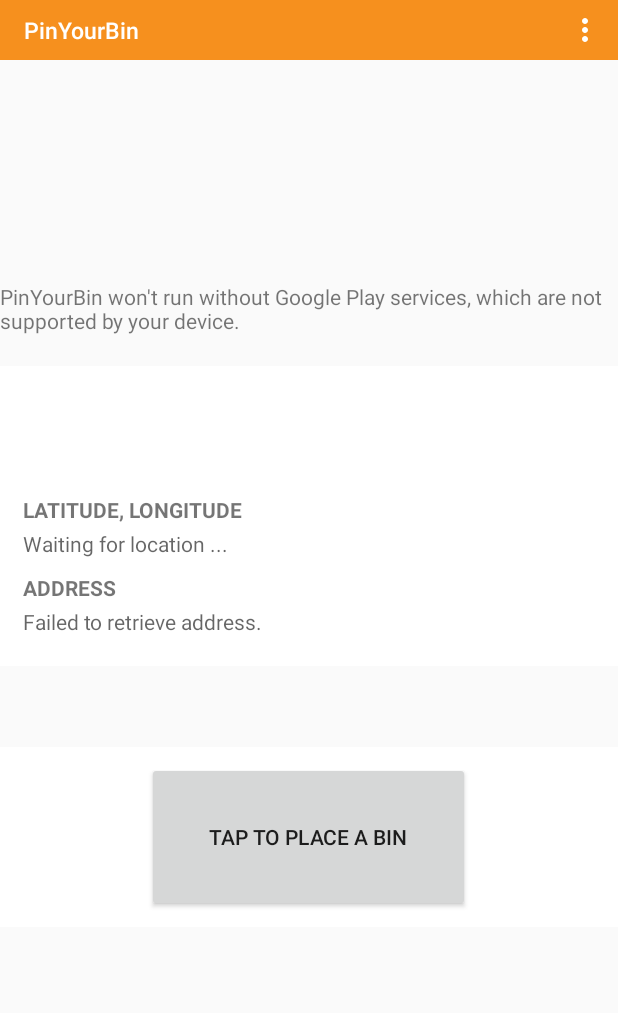
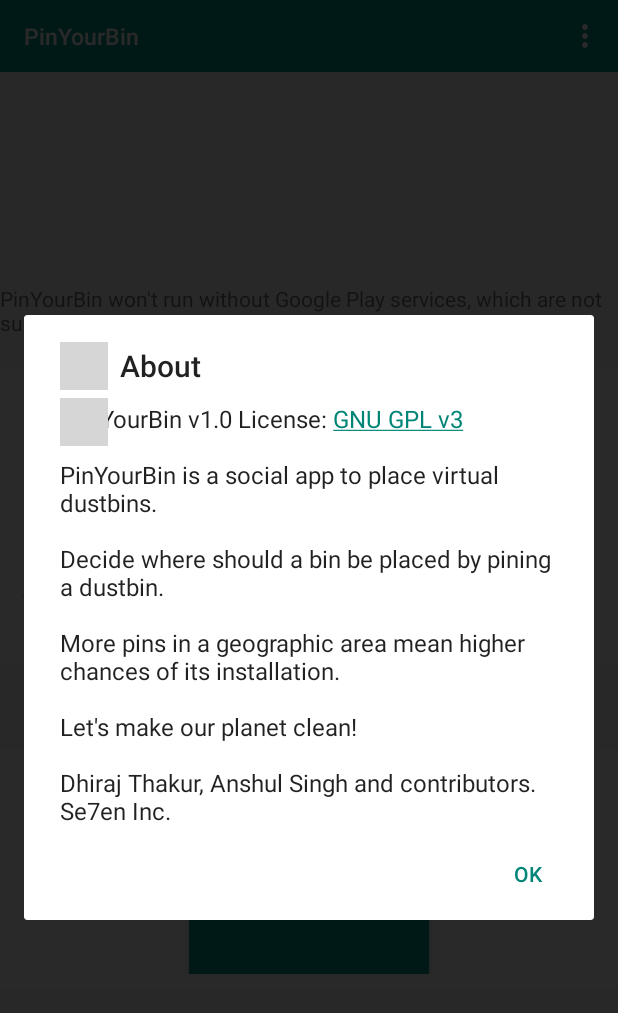
Before and after one commit to dhirajt/PinYourBin, an Android app: the screen it shows after launch (MainActivity), in the options menu, after a tap on "About", on a phone screen of 412 x 824 dp. Shown: the top 1013 px of the screen. Run offline under Robolectric (Android 15) with nearby library versions, the phone set to English and light mode, and no system bars; libraries missing offline, so code that uses them is left out: com.squareup.okhttp; 3 statements that could not run were skipped; grey boxes are pictures that could not be loaded.

```diff
--- a/app/build.gradle
+++ b/app/build.gradle
@@ -6,7 +6,7 @@ android {
 
     defaultConfig {
         applicationId "com.pinyourbin.pinyourbin"
-        minSdkVersion 10
+        minSdkVersion 11
         targetSdkVersion 21
         versionCode 1
         versionName "1.0"
--- a/app/src/main/java/com/pinyourbin/pinyourbin/MainActivity.java
+++ b/app/src/main/java/com/pinyourbin/pinyourbin/MainActivity.java
@@ -2,19 +2,24 @@ package com.pinyourbin.pinyourbin;
 
 import android.app.AlertDialog;
 import android.content.ContentValues;
+import android.content.Context;
 import android.content.DialogInterface;
 import android.database.Cursor;
 import android.database.sqlite.SQLiteDatabase;
 import android.location.Address;
 import android.location.Geocoder;
 import android.location.Location;
+import android.net.ConnectivityManager;
+import android.net.NetworkInfo;
 import android.os.AsyncTask;
 import android.os.Bundle;
 import android.os.Handler;
 import android.os.Message;
+import android.support.v7.app.ActionBar;
 import android.support.v7.app.ActionBarActivity;
 import android.view.Menu;
 import android.view.MenuInflater;
+import android.view.MenuItem;
 import android.view.View;
 import android.widget.Button;
 import android.widget.TextView;
@@ -29,6 +34,7 @@ import com.google.android.gms.maps.CameraUpdateFactory;
 import com.google.android.gms.maps.GoogleMap;
 import com.google.android.gms.maps.MapFragment;
 import com.google.android.gms.maps.OnMapReadyCallback;
+import com.google.android.gms.maps.model.BitmapDescriptorFactory;
 import com.google.android.gms.maps.model.LatLng;
 import com.google.android.gms.maps.model.MarkerOptions;
 import com.pinyourbin.pinyourbin.PYBDbSchema.BinEntry;
@@ -70,7 +76,7 @@ public class MainActivity extends ActionBarActivity implements LocationListener,
     private static int FASTEST_INTERVAL = 5000; // 5 sec
     private static int DISPLACEMENT = 10; // 10 meters
 
-    private static String PYBBackendURL = "http://10.0.2.2:5000/save/location/"; //host url (android studio->localhost)
+    private static String PYBBackendURL = "http://128.199.93.193//save/location/"; //host url (android studio->localhost)
     private final OkHttpClient client = new OkHttpClient();
 
     DeviceInterface device = DeviceInterface.getDeviceInterface();
@@ -88,10 +94,14 @@ public class MainActivity extends ActionBarActivity implements LocationListener,
     @Override
     protected void onCreate(Bundle savedInstanceState) {
         super.onCreate(savedInstanceState);
+
         setContentView(R.layout.activity_main);
 
-        getSupportActionBar().setDisplayHomeAsUpEnabled(false);
-        getSupportActionBar().setHomeButtonEnabled(false);
+        ActionBar actionBar = getSupportActionBar();
+        actionBar.setHomeButtonEnabled(false);
+        actionBar.setDisplayHomeAsUpEnabled(false);
+        // actionBar.setDisplayShowHomeEnabled(true);
+        // actionBar.setIcon(R.drawable.ic_action_bar_icon);
 
         locationText = (TextView) findViewById(R.id.locationText);
         locationAddressText = (TextView) findViewById(R.id.locationAddressText);
@@ -153,10 +163,55 @@ public class MainActivity extends ActionBarActivity implements LocationListener,
 
     @Override
     public boolean onCreateOptionsMenu(Menu menu) {
-    // Inflate the menu items for use in the action bar
+        // Inflate the menu items for use in the action bar
         MenuInflater inflater = getMenuInflater();
         inflater.inflate(R.menu.main_activity_actions, menu);
         return super.onCreateOptionsMenu(menu);
+    }
+
+    @Override
+    public boolean onOptionsItemSelected(MenuItem item) {
+        // Handle item selection
+        switch (item.getItemId()) {
+            case R.id.action_help:
+                showHowItWorks();
+                return true;
+            case R.id.action_about:
+                showAbout();
+                return true;
+            default:
+                return super.onOptionsItemSelected(item);
+        }
+    }
+
+    private void showAbout() {
+        AlertDialog.Builder builder = new AlertDialog.Builder(this);
+        builder.setTitle(R.string.about_title)
+                .setMessage(R.string.about_message)
+                .setCancelable(false)
+                .setPositiveButton("OK", new DialogInterface.OnClickListener() {
+                    public void onClick(final DialogInterface dialog, @SuppressWarnings("unused") final int id) {
+                        dialog.cancel();
+                    }
+                })
+                .setIcon(R.drawable.ic_action_bar_icon);
+        final AlertDialog alert = builder.create();
+        alert.show();
+    }
+
+    private void showHowItWorks() {
+        AlertDialog.Builder builder = new AlertDialog.Builder(this);
+        builder.setTitle(R.string.howitworks_title)
+                .setMessage(R.string.howitworks_message)
+                .setCancelable(false)
+                .setPositiveButton("OK", new DialogInterface.OnClickListener() {
+                    public void onClick(final DialogInterface dialog, @SuppressWarnings("unused") final int id) {
+                        dialog.cancel();
+                    }
+                })
+                .setIcon(R.drawable.ic_action_bar_icon);
+        final AlertDialog alert = builder.create();
+        alert.show();
     }
 
     // Method to display location in UI
@@ -181,7 +236,7 @@ public class MainActivity extends ActionBarActivity implements LocationListener,
             LatLng latlang = new LatLng(pybLocation.getLatitude(), pybLocation.getLongitude());
             map.moveCamera(CameraUpdateFactory.newLatLng(latlang));
 
-            if (Geocoder.isPresent()) {
+            if (Geocoder.isPresent() && hasNetworkConnection()) {
                 new ReverseGeocodingTask().execute(pybLocation);
             }
             locationText.setText(latitude + ", " + longitude);
@@ -189,7 +244,7 @@ public class MainActivity extends ActionBarActivity implements LocationListener,
             locationText.setText("");
         } else {
             Toast.makeText(getApplicationContext(),
-                    "Couldn't get your location.Make sure location is enabled on the device",
+                    "Couldn't get your location. Make sure location is enabled on the device",
                     Toast.LENGTH_SHORT).show();
         }
     }
@@ -226,9 +281,10 @@ public class MainActivity extends ActionBarActivity implements LocationListener,
                         Toast.LENGTH_SHORT).show();
 
                 map.addMarker(new MarkerOptions()
-                        .position(new LatLng(latitude,longitude))
+                        .position(new LatLng(latitude, longitude))
                         .draggable(false)
-                        .title(Double.toString(latitude)+", "+Double.toString(longitude)));
+                        .title(Double.toString(latitude) + ", " + Double.toString(longitude))
+                        .icon(BitmapDescriptorFactory.fromResource(R.drawable.ic_action_bar_icon)));
             }
         }
 
@@ -360,6 +416,23 @@ public class MainActivity extends ActionBarActivity implements LocationListener,
         db.close();
     }
 
+    private boolean hasNetworkConnection() {
+        boolean hasConnectedWifi = false;
+        boolean hasConnectedMobile = false;
+
+        ConnectivityManager cm = (ConnectivityManager) getSystemService(Context.CONNECTIVITY_SERVICE);
+        NetworkInfo[] netInfo = cm.getAllNetworkInfo();
+        for (NetworkInfo ni : netInfo) {
+            if (ni.getTypeName().equalsIgnoreCase("WIFI"))
+                if (ni.isConnected())
+                    hasConnectedWifi = true;
+            if (ni.getTypeName().equalsIgnoreCase("MOBILE"))
+                if (ni.isConnected())
+                    hasConnectedMobile = true;
+        }
+        return hasConnectedWifi || hasConnectedMobile;
+    }
+
     @Override
     protected void onStart() {
         super.onStart();
@@ -386,7 +459,7 @@ public class MainActivity extends ActionBarActivity implements LocationListener,
             locationText.setText(location.getLatitude() + ", " + location.getLongitude());
 
             new saveLocation().execute(location,null,location);
-            if (Geocoder.isPresent()) {
+            if (Geocoder.isPresent() && hasNetworkConnection()) {
                 new ReverseGeocodingTask().execute(location);
             }
         }
@@ -400,7 +473,7 @@ public class MainActivity extends ActionBarActivity implements LocationListener,
             map.moveCamera(CameraUpdateFactory.newLatLng(latlang));
 
             locationText.setText(location.getLatitude() + ", " + location.getLongitude());
-            if (Geocoder.isPresent()) {
+            if (Geocoder.isPresent() && hasNetworkConnection()) {
                 new ReverseGeocodingTask().execute(location);
             }
         }
@@ -422,7 +495,7 @@ public class MainActivity extends ActionBarActivity implements LocationListener,
             } catch (IOException e) {
                 e.printStackTrace();
                 // Update UI field with the exception.
-                Message.obtain(mHandler, UPDATE_ADDRESS, "Failed to retrieve address.").sendToTarget();
+                Message.obtain(mHandler, UPDATE_ADDRESS, "Waiting for address ...").sendToTarget();
             }
             if (addresses != null && addresses.size() > 0) {
                 Address address = addresses.get(0);
--- a/app/src/main/res/layout/activity_main.xml
+++ b/app/src/main/res/layout/activity_main.xml
@@ -24,7 +24,7 @@
             android:layout_width="wrap_content"
             android:layout_height="wrap_content"
             android:textAppearance="?android:attr/textAppearanceSmall"
-            android:text="LATITUDE, LONGITUDE"
+            android:text="LOCATION"
             android:id="@+id/textView"
             android:textStyle="bold"
             android:paddingLeft="5dp"
@@ -70,12 +70,12 @@
         android:layout_height="310dp"
         android:layout_alignParentLeft="true"
         android:layout_alignParentStart="true"
-        android:layout_marginTop="148dp" />
+        android:layout_marginTop="141dp" />
 
     <RelativeLayout
         android:orientation="horizontal"
         android:layout_width="fill_parent"
-        android:layout_height="120dp"
+        android:layout_height="160dp"
         android:paddingTop="10dp"
         android:paddingBottom="10dp"
         android:layout_below="@+id/mapfragment"
@@ -83,11 +83,16 @@
         android:weightSum="1">
 
         <Button
-            android:layout_width="215dp"
+            android:layout_width="160dp"
             android:layout_height="160dp"
-            android:text="Tap to place a bin"
+            android:text="PIN YOUR BIN"
             android:id="@+id/locationTapButton"
             android:layout_gravity="center"
+            android:textColor="@color/white"
+            android:elevation="1dp"
+            android:translationZ="1dp"
+            android:radius="10dp"
+            android:background="@color/lightGreen"
             android:textAlignment="center"
             android:paddingTop="5dp"
             android:paddingBottom="5dp"
--- a/app/src/main/res/menu/main_activity_actions.xml
+++ b/app/src/main/res/menu/main_activity_actions.xml
@@ -2,8 +2,12 @@
 <menu xmlns:android="http://schemas.android.com/apk/res/android"
       xmlns:pinyourbin="http://schemas.android.com/apk/res-auto">
 
+    <item android:id="@+id/action_help"
+        android:title="@string/action_howitworks"
+        pinyourbin:showAsAction="never"
+        />
     <item android:id="@+id/action_about"
         android:title="@string/action_about"
         pinyourbin:showAsAction="never"
-         />
+        />
 </menu>
--- a/app/src/main/res/values/colors.xml
+++ b/app/src/main/res/values/colors.xml
@@ -2,6 +2,6 @@
 <resources>
     <color name="white">#FFF</color>
     <color name="black">#000</color>
-    <color name="darkOrange">#F6901E</color>
+    <color name="lightGreen">#009587</color>
     <color name="lightOrange">#FCB614</color>
 </resources>
--- a/app/src/main/res/values/strings.xml
+++ b/app/src/main/res/values/strings.xml
@@ -8,7 +8,30 @@
 
 
     <string name="action_about">About</string>
-    <string name="title_activity_maps">Map</string>
+    <string name="about_title">About</string>
+    <string name="about_message">
+        PinYourBin v1.0
 
+        License: <a href="https://raw.githubusercontent.com/dhirajt/PinYourBin/master/LICENSE">GNU GPL v3</a>
+
+        \n\nPinYourBin is a social app to place virtual dustbins.
+        \n\nDecide where should a bin be placed by pining a dustbin.
+        \n\nMore pins in a geographic area mean higher chances of its installation.
+        \n\nLet\'s make our planet clean!
+
+        \n\nDhiraj Thakur, Anshul Singh and contributors.
+        \nSe7en Inc.
+    </string>
+
+    <string name="action_howitworks">How it works</string>
+
+    <string name="howitworks_title">How it works</string>
+    <string name="howitworks_message">
+        You turn on your location services and place a bin where you feel there should be dustbin.
+        \n\nThe pinned data from all users is collected at out servers where it is aggregated and stored.
+        \n\nAs more bins are placed the app will recommend places to set up dustbins which will
+          ultimately prevent litter.
+        \n\nHope you see a lot of bins!
+    </string>
 
 </resources>
--- a/app/src/main/res/values/styles.xml
+++ b/app/src/main/res/values/styles.xml
@@ -3,7 +3,7 @@
     <!-- Base application theme. -->
     <style name="AppTheme" parent="@style/Theme.AppCompat.Light.DarkActionBar">
         <item name="android:actionBarStyle">@style/ActionBar</item>
-        <item name="android:actionBarSize">40dp</item>
+        <item name="android:actionBarSize">48dp</item>
         <item name="android:windowContentOverlay">@null</item>
 
         <!-- Support library compatibility -->
@@ -12,17 +12,18 @@
     </style>
 
     <style name="ActionBar" parent="@style/Widget.AppCompat.Light.ActionBar.Solid.Inverse">
-        <item name="android:background">@color/darkOrange</item>
+        <item name="android:background">@color/lightGreen</item>
+
         <item name="android:titleTextStyle">@style/ActionBarTitleText</item>
         <item name="elevation">0dp</item>
 
         <!-- Support library compatibility -->
-        <item name="background">@color/darkOrange</item>
+        <item name="background">@color/lightGreen</item>
         <item name="titleTextStyle">@style/ActionBarTitleText</item>
+        <item name="logo">@drawable/ic_action_bar_icon</item>
     </style>
 
-    <style name="ActionBarTitleText"
-        parent="@style/TextAppearance.AppCompat.Widget.ActionBar.Title">
+    <style name="ActionBarTitleText" parent="@style/TextAppearance.AppCompat.Widget.ActionBar.Title">
         <item name="android:textColor">@color/white</item>
         <item name="android:textSize">15sp</item>
     </style>
```
Also changed, not shown: app/src/main/java/com/pinyourbin/pinyourbin/PYBLocationManager.java (+5 -4 lines), app/src/main/res/mipmap-hdpi/ic_launcher.png, app/src/main/res/mipmap-mdpi/ic_launcher.png, app/src/main/res/mipmap-xhdpi/ic_launcher.png, app/src/main/res/mipmap-xxhdpi/ic_launcher.png.
